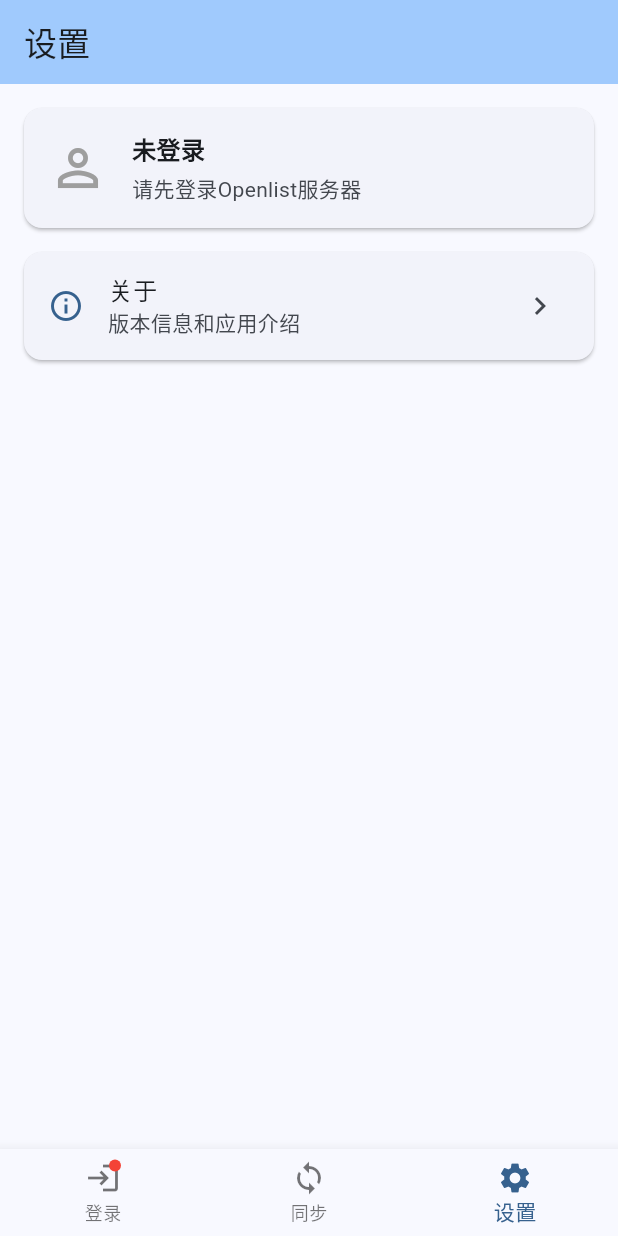
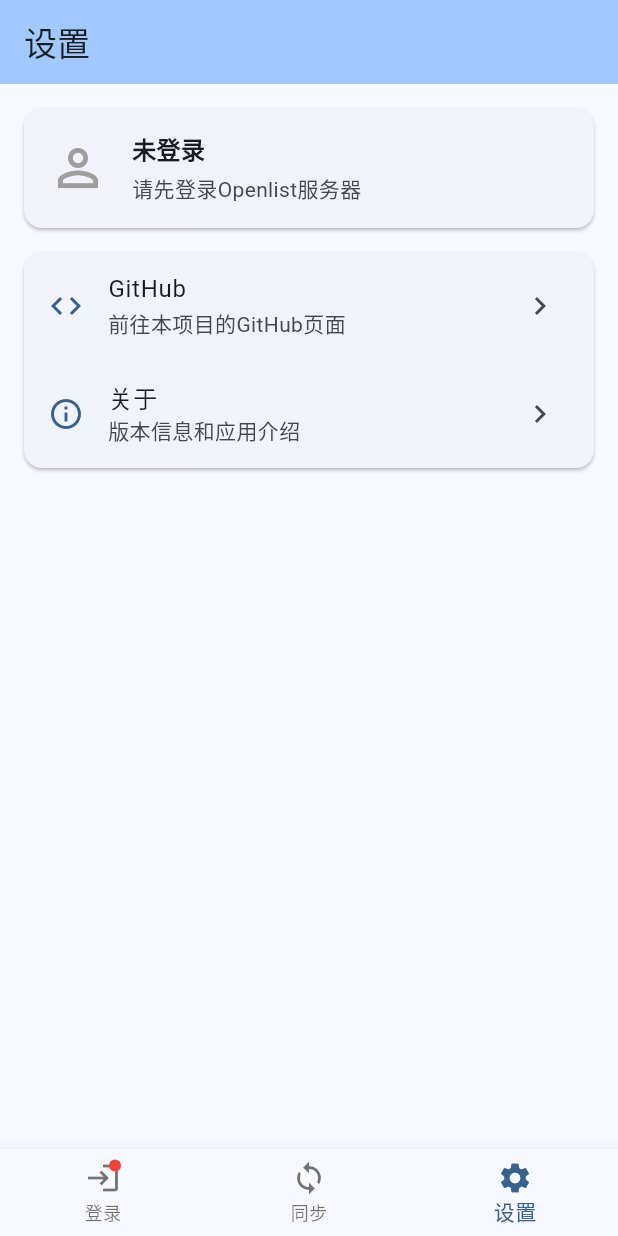
Before and after one commit to Hollow-YK/OpenlistSyncer, a Flutter app: the screen it shows after launch, item 3 of the bottom bar chosen, on a phone screen of 412 x 824 dp. Run offline on Flutter 3.47's test engine with Material 3 defaults, Android fonts, the phone set to English and light mode, and no system bars; our stand-ins replace file_picker, permission_handler.

Commit message:
跳转至Github

```diff
--- a/lib/UI/Android/settings_page.dart
+++ b/lib/UI/Android/settings_page.dart
@@ -1,4 +1,5 @@
 import 'package:flutter/material.dart';
+import 'package:url_launcher/url_launcher.dart';
 import 'settings/about.dart'; // 导入关于页面
 
 class SettingsPage extends StatefulWidget {
@@ -89,6 +90,25 @@ class _SettingsPageState extends State<SettingsPage> {
             margin: const EdgeInsets.symmetric(horizontal: 16),
             child: Column(
               children: [
+                // GitHub选项
+                _buildSettingsItem(
+                  icon: Icons.code,
+                  title: 'GitHub',
+                  subtitle: '前往本项目的GitHub页面',
+                  onTap: () async{
+                    // 跳转到关于页面
+                    try {
+                      const githubUrl = 'https://github.com/Hollow-YK/OpenlistSyncer';
+                      await launchUrl(
+                        Uri.parse(githubUrl),
+                        mode: LaunchMode.externalApplication, // 在外部浏览器中打开
+                      );
+                    } catch (e) {
+                      _showSnackBar('打开GitHub页面时出错: $e');
+                    }
+                  },
+                  trailing: const Icon(Icons.chevron_right),
+                ),
                 // 关于选项
                 _buildSettingsItem(
                   icon: Icons.info_outline,
--- a/pubspec.yaml
+++ b/pubspec.yaml
@@ -35,6 +35,7 @@ dependencies:
   file_picker: ^10.3.3
   path: ^1.8.3
   permission_handler: ^12.0.1
+  url_launcher: ^6.1.0
 
 dev_dependencies:
   flutter_test:
```
Also changed, not shown: pubspec.lock, 5 other files.
